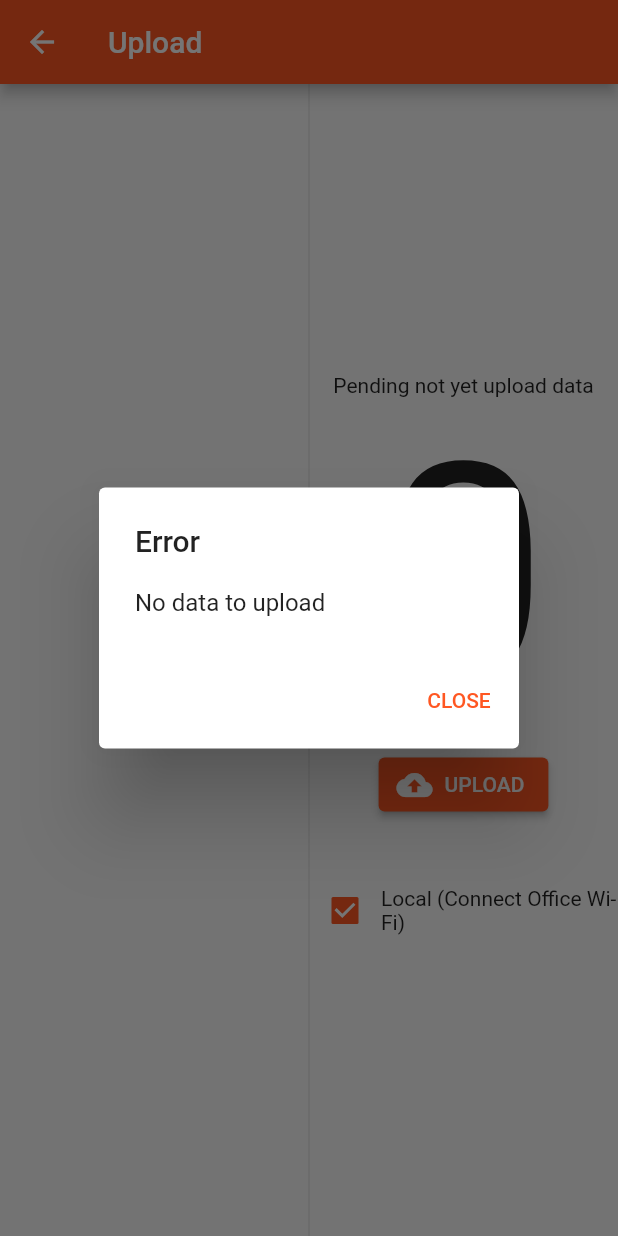
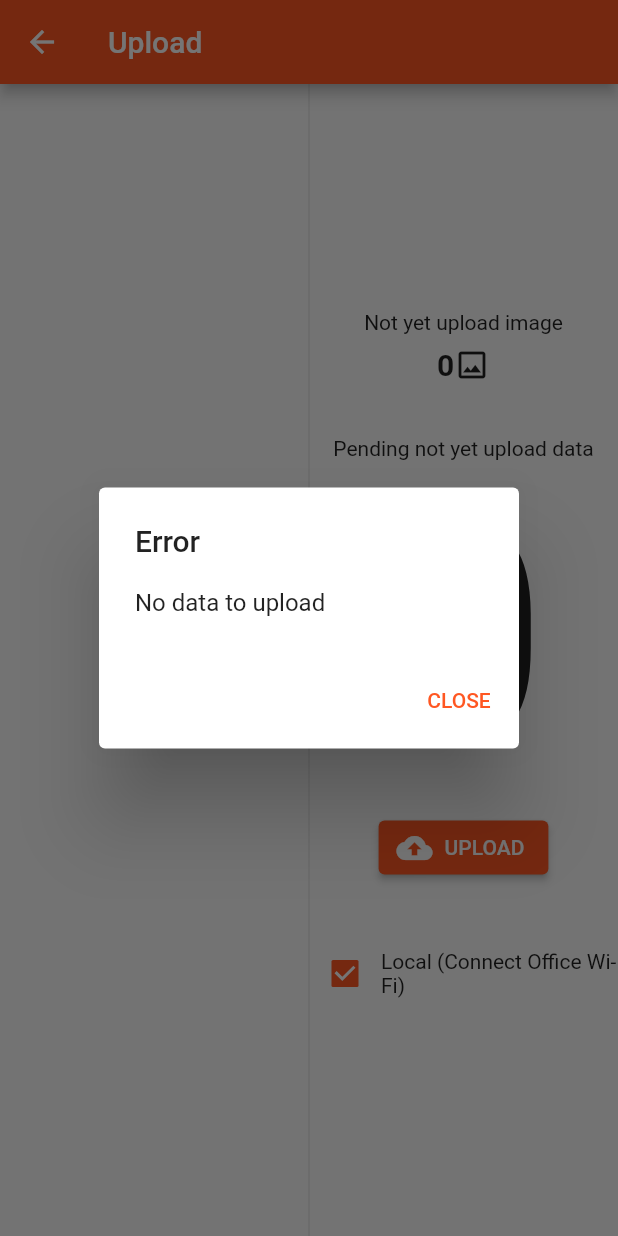
Before and after one commit to geoffreylzf/ep_fv2, a Flutter app: the UploadPage screen opened by its route, after a tap on "UPLOAD", on a phone screen of 412 x 824 dp. Run offline on Flutter 3.47's test engine with Material 2 defaults, Android fonts, the phone set to English and light mode, and no system bars; our stand-ins replace dio, flutter_image_compress, flutter_spinkit, fluttertoast, font_awesome_flutter, get and 4 more; accounts and stored records are empty; generated files the repository leaves out were written again.

Commit message:
show img not yet upload count

```diff
--- a/lib/controllers/upload.dart
+++ b/lib/controllers/upload.dart
@@ -11,7 +11,8 @@ class UploadController extends GetxController {
   final db = XanX.db();
 
   final rxLogList = Rx<List<Log>>([]);
-  final rxNotYetUploadCount = 0.obs;
+  final rxVisitNotYetUploadCount = 0.obs;
+  final rxImgNotYetUploadCount = 0.obs;
 
   @override
   void onInit() async {
@@ -21,8 +22,12 @@ class UploadController extends GetxController {
       rxLogList.value = logList;
     });
     db.broFa2VisitDao.watchCountByUpload().listen((cnt) {
-      rxNotYetUploadCount.value = cnt;
+      rxVisitNotYetUploadCount.value = cnt;
     });
+    db.utilDao.watchImgNotYetUploadCount().listen((x) {
+      rxImgNotYetUploadCount.value = x;
+    });
+
   }
 
   Future<void> upload() async {
--- a/lib/controllers/utils/user_credential.dart
+++ b/lib/controllers/utils/user_credential.dart
@@ -91,6 +91,9 @@ class UserCredentialController extends GetxController {
       print("Exceed $exceed minutes, token is refreshing");
       print("-----------------------------");
       await retrieveToken();
+      print("-----------------------------");
+      print("New token is retrieved");
+      print("-----------------------------");
       return _token!;
     } else {
       return _token!;
--- /dev/null
+++ b/lib/db/dao/util.dart
@@ -0,0 +1,36 @@
+import 'package:ep_fv2/db/db.dart';
+import 'package:moor/moor.dart';
+
+class UtilDao extends DatabaseAccessor<Db> {
+  UtilDao(Db db) : super(db);
+
+  $BroFa2VisitFoImgTbTable get broFa2VisitFoImgTb => attachedDatabase.broFa2VisitFoImgTb;
+
+  $BroFa2VisitMaImgTbTable get broFa2VisitMaImgTb => attachedDatabase.broFa2VisitMaImgTb;
+
+  $BroFa2VisitPmImgTbTable get broFa2VisitPmImgTb => attachedDatabase.broFa2VisitPmImgTb;
+
+  $BroFa2VisitRoutineImgTbTable get broFa2VisitRoutineImgTb =>
+      attachedDatabase.broFa2VisitRoutineImgTb;
+
+  Stream<int> watchImgNotYetUploadCount() {
+    return customSelect("""
+    SELECT SUM(cnt) AS cnt
+    FROM
+      (
+      SELECT COUNT(*) AS cnt FROM bro_fa2_visit_fo_img WHERE server_id IS NULL
+      UNION ALL
+      SELECT COUNT(*) AS cnt FROM bro_fa2_visit_ma_img WHERE server_id IS NULL
+      UNION ALL
+      SELECT COUNT(*) AS cnt FROM bro_fa2_visit_pm_img WHERE server_id IS NULL
+      UNION ALL
+      SELECT COUNT(*) AS cnt FROM bro_fa2_visit_routine_img WHERE server_id IS NULL
+      ) A
+    """, readsFrom: {
+      broFa2VisitFoImgTb,
+      broFa2VisitMaImgTb,
+      broFa2VisitPmImgTb,
+      broFa2VisitRoutineImgTb,
+    }).watchSingle().map((r) => r.read("cnt"));
+  }
+}
--- a/lib/db/db.dart
+++ b/lib/db/db.dart
@@ -23,6 +23,7 @@ import 'package:ep_fv2/db/dao/setup/bro_fa2_routine.dart';
 import 'package:ep_fv2/db/dao/setup/company.dart';
 import 'package:ep_fv2/db/dao/setup/loc_house.dart';
 import 'package:ep_fv2/db/dao/setup/location.dart';
+import 'package:ep_fv2/db/dao/util.dart';
 import 'package:ep_fv2/db/table/bro_fa2_visit.dart';
 import 'package:ep_fv2/db/table/bro_fa2_visit_do.dart';
 import 'package:ep_fv2/db/table/bro_fa2_visit_ma.dart';
@@ -113,6 +114,7 @@ LazyDatabase _openConnection() {
     BroFa2VisitRoutineDao,
     BroFa2VisitRoutineImgDao,
     LogDao,
+    UtilDao,
   ],
 )
 class Db extends _$Db {
--- a/lib/pages/upload.dart
+++ b/lib/pages/upload.dart
@@ -53,9 +53,20 @@ class UploadStatus extends StatelessWidget {
     return Column(
       mainAxisAlignment: MainAxisAlignment.center,
       children: [
+        Text("Not yet upload image").paddingOnly(bottom: 8),
+        Row(
+          mainAxisAlignment: MainAxisAlignment.center,
+          children: [
+            Obx(() => Text(
+              ctrl.rxImgNotYetUploadCount.toString(),
+              style: TextStyle(fontSize: 20, fontWeight: FontWeight.bold),
+            )),
+            Icon(Icons.image_outlined),
+          ],
+        ).paddingOnly(bottom: 36),
         Text("Pending not yet upload data"),
         Obx(() => Text(
-              ctrl.rxNotYetUploadCount.toString(),
+              ctrl.rxVisitNotYetUploadCount.toString(),
               style: TextStyle(fontSize: 200),
             )),
         ElevatedButton.icon(
--- a/pubspec.yaml
+++ b/pubspec.yaml
@@ -16,6 +16,8 @@ publish_to: 'none' # Remove this line if you wish to publish to pub.dev
 # Read more about iOS versioning at
 # https://developer.apple.com/library/archive/documentation/General/Reference/InfoPlistKeyReference/Articles/CoreFoundationKeys.html
 version: 1.0.0+1
+
+# 20210818 1.0.0+1 First Release
 
 environment:
   sdk: ">=2.12.0 <3.0.0"
```
Also changed, not shown: lib/db/util.dart (+0 -19 lines), lib/db/db.g.dart.
